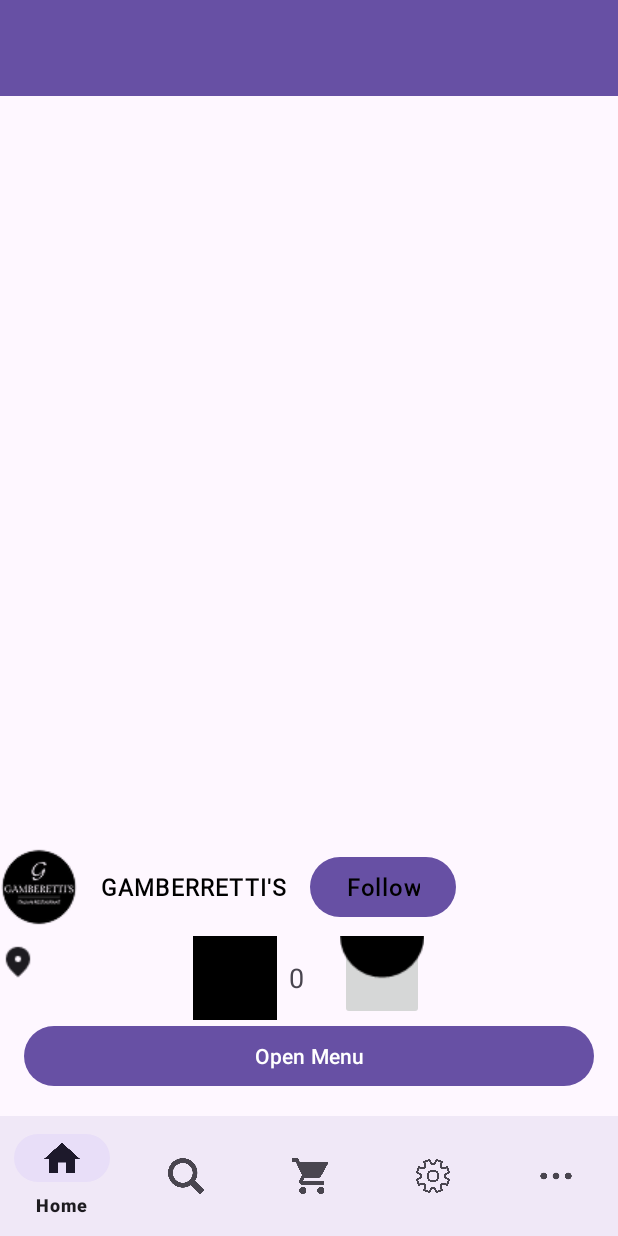
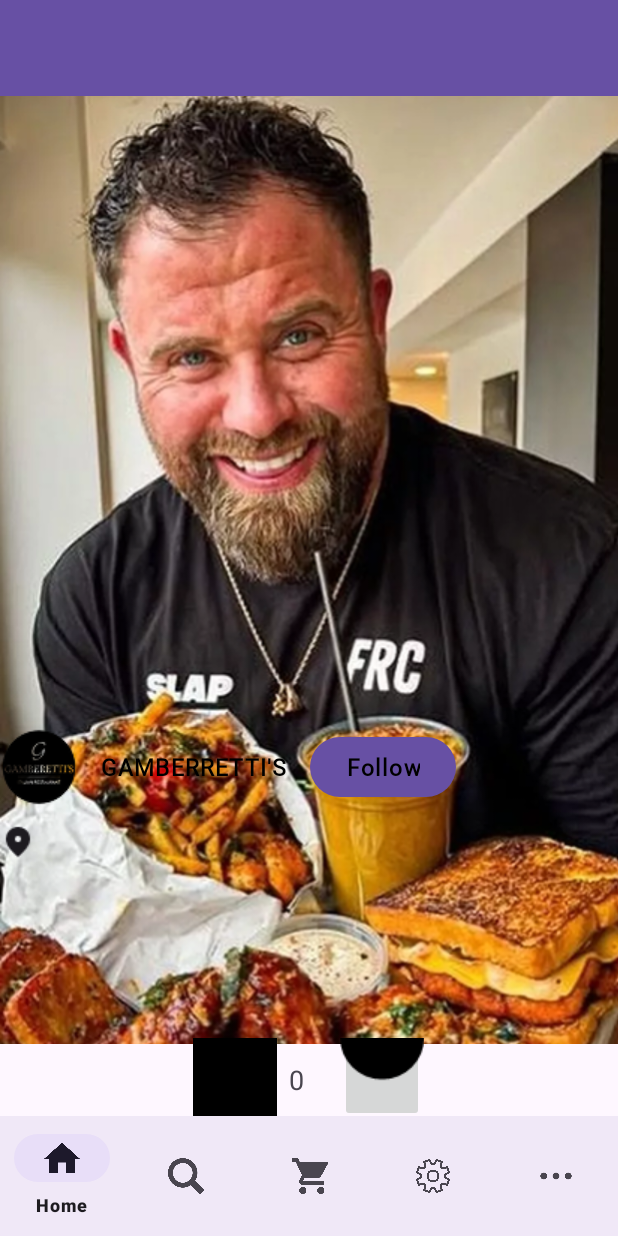
Before and after one commit to gyuetorade/Project, an Android app: the HomeFragment screen opened directly, with no data from a screen before it, on a phone screen of 412 x 824 dp. Run offline under Robolectric (Android 15) with nearby library versions, the phone set to English and light mode, and no system bars.

Commit message:
not done yet

```diff
--- a/app/src/main/java/com/example/project/HomeFragment.java
+++ b/app/src/main/java/com/example/project/HomeFragment.java
@@ -21,7 +21,6 @@ public class HomeFragment extends Fragment {
     public void onViewCreated(View view, @Nullable Bundle savedInstanceState) {
         ImageButton btnLike = view.findViewById(R.id.btnLike);
         ImageButton btnComment = view.findViewById(R.id.btnComment);
-        Button btnMenu = view.findViewById(R.id.btnMenu);
 
         TextView tvLikeCount = view.findViewById(R.id.tvLikeCount);
         final int[] likeCount = {0};
@@ -35,8 +34,5 @@ public class HomeFragment extends Fragment {
                 startActivity(new Intent(getActivity(), MessagingActivity.class))
         );
 
-        btnMenu.setOnClickListener(v ->
-                startActivity(new Intent(getActivity(), MenuActivity.class))
-        );
     }
 }
--- a/app/src/main/res/layout/activity_main.xml
+++ b/app/src/main/res/layout/activity_main.xml
@@ -29,51 +29,6 @@
         app:layout_constraintStart_toStartOf="parent"
         app:layout_constraintEnd_toEndOf="parent" />
 
-    <ImageView
-        android:id="@+id/imageView3"
-        android:layout_width="wrap_content"
-        android:layout_height="wrap_content"
-        android:layout_marginBottom="200dp"
-        android:src="@drawable/logoforshop"
-        app:layout_constraintBottom_toBottomOf="parent"
-        app:layout_constraintStart_toStartOf="parent" />
-
-    <TextView
-        android:id="@+id/textView"
-        android:layout_width="wrap_content"
-        android:layout_height="wrap_content"
-        android:fontFamily="@font/font"
-        android:letterSpacing="0.05"
-        android:text="GAMBERRETTI'S"
-        android:textColor="@color/black"
-        android:layout_marginLeft="15dp"
-        android:textSize="15dp"
-        android:textStyle="bold"
-        app:layout_constraintBottom_toBottomOf="@+id/imageView3"
-        app:layout_constraintStart_toEndOf="@+id/imageView3"
-        app:layout_constraintTop_toTopOf="@+id/imageView3" />
-
-    <Button
-        android:layout_width="wrap_content"
-        android:layout_height="wrap_content"
-        android:fontFamily="@font/font"
-        android:letterSpacing="0.05"
-        android:layout_marginLeft="15dp"
-        android:text="Follow"
-        android:textColor="@color/black"
-        android:textSize="15dp"
-        android:textStyle="bold"
-        app:layout_constraintBottom_toBottomOf="@+id/textView"
-        app:layout_constraintStart_toEndOf="@+id/textView"
-        app:layout_constraintTop_toTopOf="@+id/textView" />
-
-    <ImageView
-        android:layout_width="wrap_content"
-        android:layout_height="wrap_content"
-        android:src="@drawable/location"
-        android:layout_marginTop="5dp"
-        app:layout_constraintTop_toBottomOf="@+id/imageView3" />
-
 
     <!-- Bottom Navigation -->
     <com.google.android.material.bottomnavigation.BottomNavigationView
--- a/app/src/main/res/layout/fragment_home.xml
+++ b/app/src/main/res/layout/fragment_home.xml
@@ -2,19 +2,66 @@
 <androidx.constraintlayout.widget.ConstraintLayout
     xmlns:android="http://schemas.android.com/apk/res/android"
     xmlns:app="http://schemas.android.com/apk/res-auto"
+    xmlns:tools="http://schemas.android.com/tools"
     android:layout_width="match_parent"
-    android:layout_height="match_parent"
-    android:padding="16dp">
+    android:layout_height="match_parent">
 
     <ImageView
         android:id="@+id/ivFood"
-        android:layout_width="0dp"
-        android:layout_height="0dp"
+        android:layout_width="413dp"
+        android:layout_height="632dp"
         android:scaleType="centerCrop"
-        app:layout_constraintTop_toTopOf="parent"
-        app:layout_constraintBottom_toTopOf="@+id/actionsRow"
+        android:src="@drawable/facecard"
+        app:layout_constraintEnd_toEndOf="parent"
         app:layout_constraintStart_toStartOf="parent"
-        app:layout_constraintEnd_toEndOf="parent"/>
+        app:layout_constraintTop_toTopOf="parent" />
+
+
+    <ImageView
+        android:id="@+id/imageView3"
+        android:layout_width="wrap_content"
+        android:layout_height="wrap_content"
+        android:layout_marginBottom="200dp"
+        android:src="@drawable/logoforshop"
+        app:layout_constraintBottom_toBottomOf="parent"
+        app:layout_constraintStart_toStartOf="parent" />
+
+    <TextView
+        android:id="@+id/textView"
+        android:layout_width="wrap_content"
+        android:layout_height="wrap_content"
+        android:fontFamily="@font/font"
+        android:letterSpacing="0.05"
+        android:text="GAMBERRETTI'S"
+        android:textColor="@color/black"
+        android:layout_marginLeft="15dp"
+        android:textSize="15dp"
+        android:textStyle="bold"
+        app:layout_constraintBottom_toBottomOf="@+id/imageView3"
+        app:layout_constraintStart_toEndOf="@+id/imageView3"
+        app:layout_constraintTop_toTopOf="@+id/imageView3" />
+
+    <Button
+        android:layout_width="wrap_content"
+        android:layout_height="wrap_content"
+        android:fontFamily="@font/font"
+        android:letterSpacing="0.05"
+        android:layout_marginLeft="15dp"
+        android:text="Follow"
+        android:textColor="@color/black"
+        android:textSize="15dp"
+        android:textStyle="bold"
+        app:layout_constraintBottom_toBottomOf="@+id/textView"
+        app:layout_constraintStart_toEndOf="@+id/textView"
+        app:layout_constraintTop_toTopOf="@+id/textView" />
+
+    <ImageView
+        android:layout_width="wrap_content"
+        android:layout_height="wrap_content"
+        android:src="@drawable/location"
+        android:layout_marginTop="5dp"
+        app:layout_constraintTop_toBottomOf="@+id/imageView3" />
+
 
     <LinearLayout
         android:id="@+id/actionsRow"
@@ -22,9 +69,10 @@
         android:layout_height="wrap_content"
         android:gravity="center"
         android:orientation="horizontal"
-        app:layout_constraintBottom_toTopOf="@+id/btnMenu"
+        app:layout_constraintBottom_toBottomOf="parent"
+        app:layout_constraintEnd_toEndOf="parent"
         app:layout_constraintStart_toStartOf="parent"
-        app:layout_constraintEnd_toEndOf="parent">
+        app:layout_constraintTop_toBottomOf="@+id/ivFood">
 
         <ImageButton
             android:id="@+id/btnLike"
@@ -36,10 +84,10 @@
             android:id="@+id/tvLikeCount"
             android:layout_width="wrap_content"
             android:layout_height="wrap_content"
+            android:layout_marginStart="8dp"
+            android:layout_marginEnd="24dp"
             android:text="0"
-            android:textSize="18sp"
-            android:layout_marginEnd="24dp"
-            android:layout_marginStart="8dp"/>
+            android:textSize="18sp" />
 
         <ImageButton
             android:id="@+id/btnComment"
@@ -48,12 +96,4 @@
             android:src="@drawable/comment" />
     </LinearLayout>
 
-    <Button
-        android:id="@+id/btnMenu"
-        android:layout_width="0dp"
-        android:layout_height="wrap_content"
-        android:text="Open Menu"
-        app:layout_constraintBottom_toBottomOf="parent"
-        app:layout_constraintStart_toStartOf="parent"
-        app:layout_constraintEnd_toEndOf="parent"/>
 </androidx.constraintlayout.widget.ConstraintLayout>
--- a/app/src/main/res/styles/card.xml
+++ /dev/null
@@ -1,8 +0,0 @@
-<?xml version="1.0" encoding="utf-8"?>
-<style name="CardBottomRounded">
-    <item name="cornerFamily">rounded</item>
-    <item name="cornerSizeTopLeft">0dp</item>
-    <item name="cornerSizeTopRight">0dp</item>
-    <item name="cornerSizeBottomLeft">28dp</item>
-    <item name="cornerSizeBottomRight">28dp</item>
-</style>
```
Also changed, not shown: app/src/main/res/drawable/facecard.png (added), build.gradle.kts (line endings or trailing spaces).
